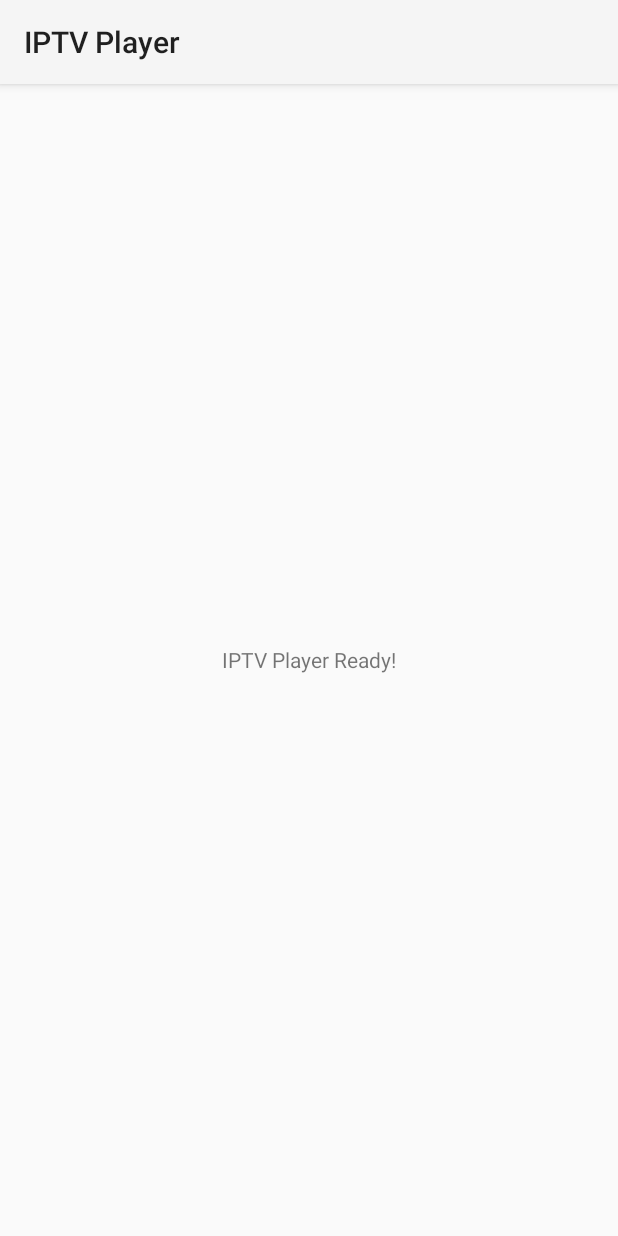
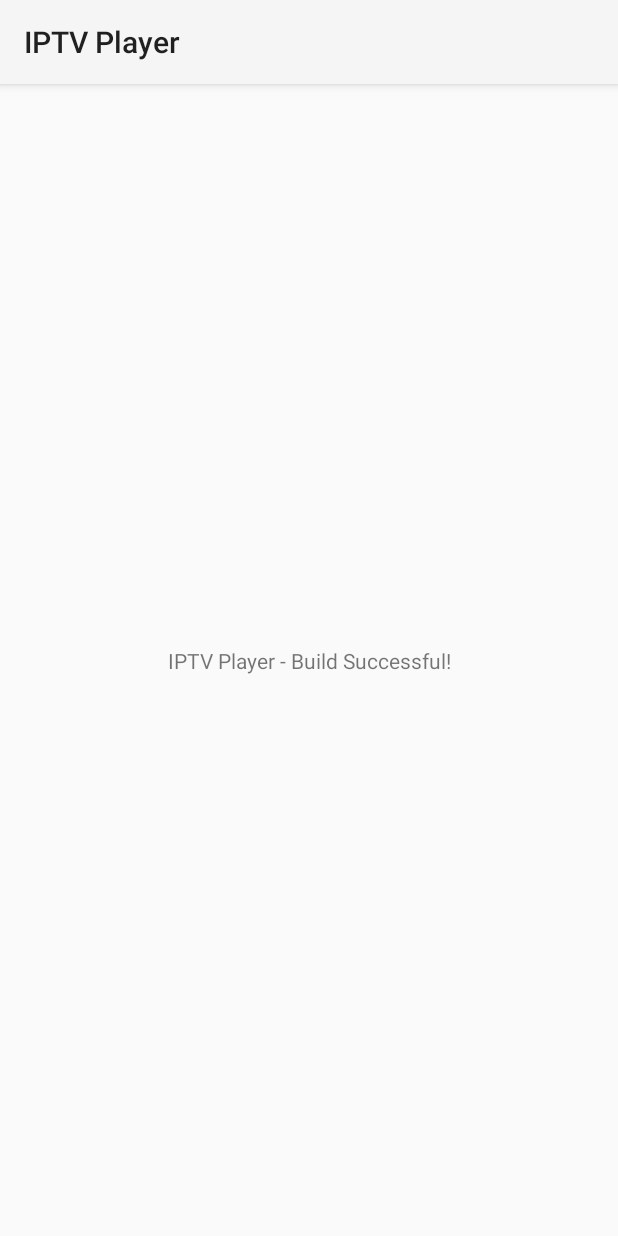
Before and after one commit to 641831416/-, an Android app: the screen it shows after launch (MainActivity), on a phone screen of 412 x 824 dp. Run offline under Robolectric (Android 15) with nearby library versions, the phone set to English and light mode, and no system bars.

Commit message:
更新 activity_main.xml

```diff
--- a/app/src/main/res/layout/activity_main.xml
+++ b/app/src/main/res/layout/activity_main.xml
@@ -1,9 +1,18 @@
-<LinearLayout xmlns:android="http://schemas.android.com/apk/res/android"
+<?xml version="1.0" encoding="utf-8"?>
+<androidx.constraintlayout.widget.ConstraintLayout xmlns:android="http://schemas.android.com/apk/res/android"
+    xmlns:app="http://schemas.android.com/apk/res-auto"
+    xmlns:tools="http://schemas.android.com/tools"
     android:layout_width="match_parent"
     android:layout_height="match_parent"
-    android:gravity="center">
+    tools:context=".MainActivity">
+
     <TextView
         android:layout_width="wrap_content"
         android:layout_height="wrap_content"
-        android:text="IPTV Player Ready!" />
-</LinearLayout>
+        android:text="IPTV Player - Build Successful!"
+        app:layout_constraintBottom_toBottomOf="parent"
+        app:layout_constraintLeft_toLeftOf="parent"
+        app:layout_constraintRight_toRightOf="parent"
+        app:layout_constraintTop_toTopOf="parent" />
+
+</androidx.constraintlayout.widget.ConstraintLayout>
```
